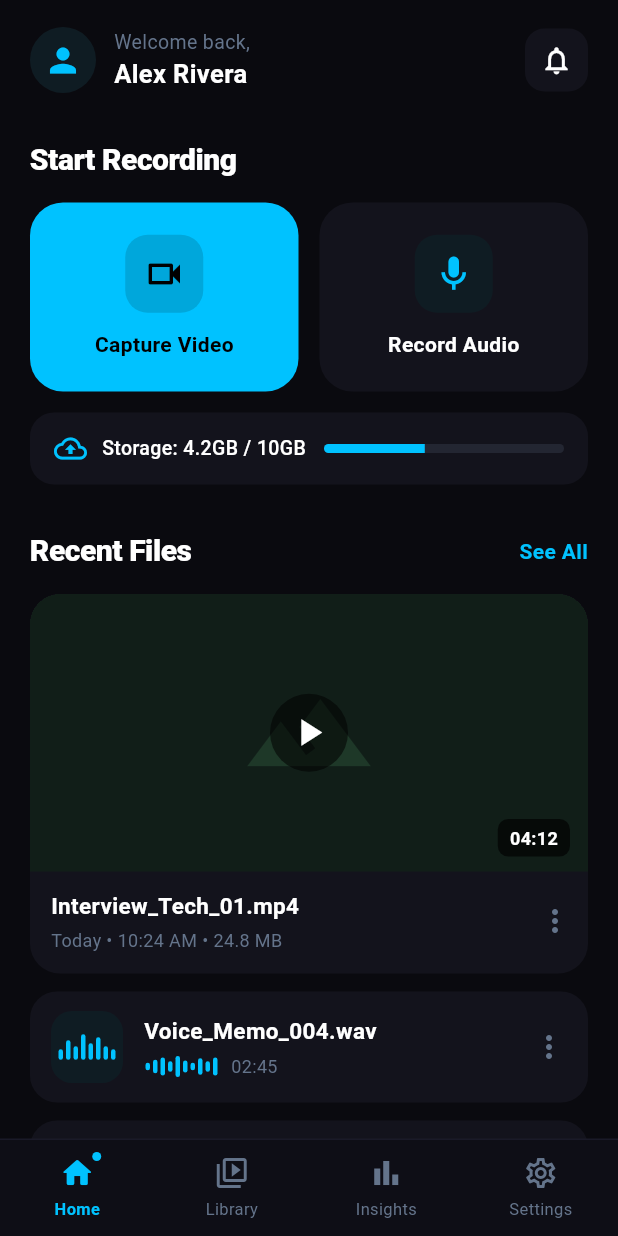
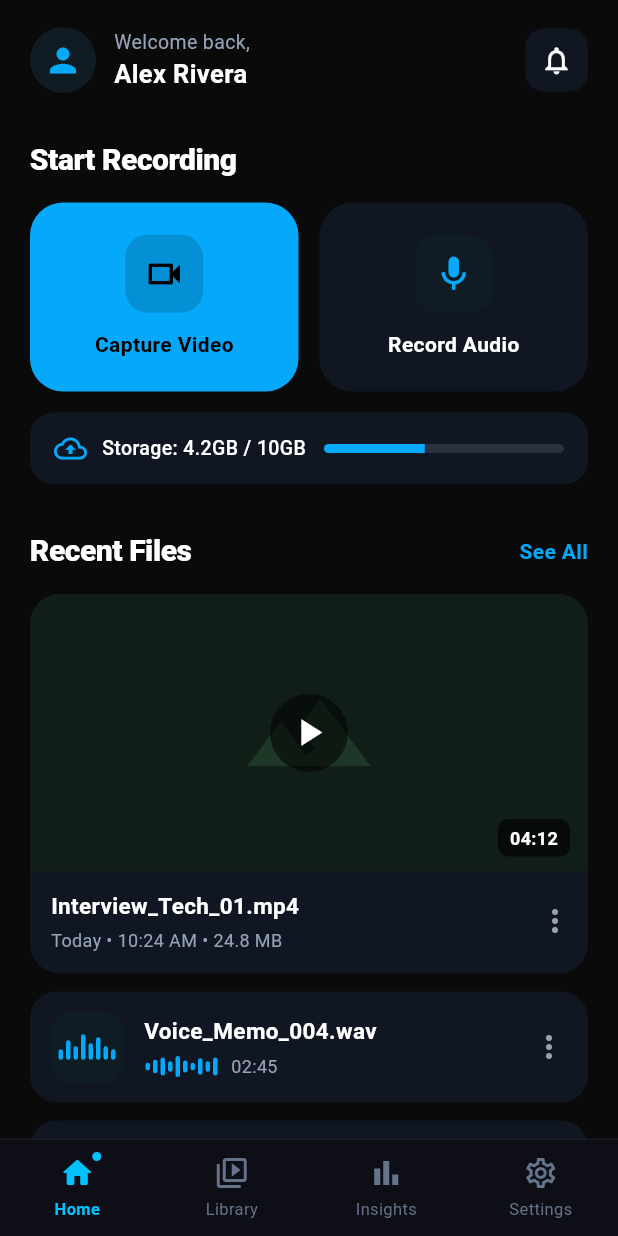
Before and after one commit to Shrook5Khattab31/Media_App, a Flutter app: the screen it shows after launch, on a phone screen of 412 x 824 dp. Run offline on Flutter 3.47's test engine with Material 3 defaults, Android fonts, the light colour scheme and no system bars.

Commit message:
+ fixed home_tab colors

```diff
--- a/lib/Screens/home_tab.dart
+++ b/lib/Screens/home_tab.dart
@@ -1,20 +1,14 @@
 import 'package:flutter/material.dart';
+import '../Utils/appColors.dart';
 import 'capture_video_screen.dart';
 
 class HomeTab extends StatelessWidget {
   const HomeTab({super.key});
 
-  static const Color _bg = Color(0xFF0A0A0F);
-  static const Color _card = Color(0xFF13131C);
-  static const Color _cyan = Color(0xFF00C2FF);
-  static const Color _cyanDark = Color(0xFF0F1C23);
-  static const Color _white = Color(0xFFFFFFFF);
-  static const Color _gray = Color(0xFF64748B);
-
   @override
   Widget build(BuildContext context) {
     return Scaffold(
-      backgroundColor: _bg,
+      backgroundColor: AppColors.bgColor,
       body: SafeArea(
         child: SingleChildScrollView(
           padding: const EdgeInsets.symmetric(horizontal: 20, vertical: 18),
@@ -44,7 +38,7 @@ class HomeTab extends StatelessWidget {
                 title: 'Code_Review_Session.mp4',
                 subtitle: Text(
                   'Yesterday • 18.2 MB',
-                  style: TextStyle(color: _gray, fontSize: 12),
+                  style: TextStyle(color: AppColors.grayColor, fontSize: 12),
                 ),
               ),
               const SizedBox(height: 24),
@@ -63,18 +57,18 @@ class HomeTab extends StatelessWidget {
           children: [
             CircleAvatar(
               radius: 22,
-              backgroundColor: _cyanDark,
-              child: const Icon(Icons.person, color: _cyan, size: 26),
+              backgroundColor: AppColors.darkCyanColor,
+              child: const Icon(Icons.person, color: AppColors.cyanColor, size: 26),
             ),
             const SizedBox(width: 12),
             Column(
               crossAxisAlignment: CrossAxisAlignment.start,
               children: [
                 Text('Welcome back,',
-                    style: TextStyle(color: _gray, fontSize: 13)),
+                    style: TextStyle(color: AppColors.grayColor, fontSize: 13)),
                 const Text('Alex Rivera',
                     style: TextStyle(
-                        color: _white,
+                        color: AppColors.whiteColor,
                         fontSize: 17,
                         fontWeight: FontWeight.w700)),
               ],
@@ -85,11 +79,11 @@ class HomeTab extends StatelessWidget {
           width: 42,
           height: 42,
           decoration: BoxDecoration(
-            color: _card,
+            color: AppColors.secondBgColor,
             borderRadius: BorderRadius.circular(13),
           ),
           child: const Icon(Icons.notifications_outlined,
-              color: _white, size: 22),
+              color: AppColors.whiteColor, size: 22),
         ),
       ],
     );
@@ -98,7 +92,7 @@ class HomeTab extends StatelessWidget {
   Widget _sectionTitle(String text) {
     return Text(text,
         style: const TextStyle(
-            color: _white,
+            color: AppColors.whiteColor,
             fontSize: 20,
             fontWeight: FontWeight.w800,
             letterSpacing: -0.3));
@@ -146,7 +140,7 @@ class HomeTab extends StatelessWidget {
       child: Container(
         height: 126,
         decoration: BoxDecoration(
-          color: active ? _cyan : _card,
+          color: active ? AppColors.cyanColor : AppColors.secondBgColor,
           borderRadius: BorderRadius.circular(22),
         ),
         child: Column(
@@ -156,16 +150,16 @@ class HomeTab extends StatelessWidget {
               width: 52,
               height: 52,
               decoration: BoxDecoration(
-                color: active ? Colors.black.withOpacity(0.14) : _cyanDark,
+                color: active ? Colors.black.withOpacity(0.14) : AppColors.darkCyanColor,
                 borderRadius: BorderRadius.circular(15),
               ),
               child:
-              Icon(icon, color: active ? Colors.black : _cyan, size: 28),
+              Icon(icon, color: active ? Colors.black : AppColors.cyanColor, size: 28),
             ),
             const SizedBox(height: 11),
             Text(label,
                 style: TextStyle(
-                    color: active ? Colors.black : _white,
+                    color: active ? Colors.black : AppColors.whiteColor,
                     fontSize: 14,
                     fontWeight: FontWeight.w700)),
           ],
@@ -178,14 +172,14 @@ class HomeTab extends StatelessWidget {
     return Container(
       padding: const EdgeInsets.symmetric(horizontal: 16, vertical: 13),
       decoration: BoxDecoration(
-          color: _card, borderRadius: BorderRadius.circular(16)),
+          color: AppColors.secondBgColor, borderRadius: BorderRadius.circular(16)),
       child: Row(
         children: [
-          const Icon(Icons.cloud_upload_outlined, color: _cyan, size: 22),
+          const Icon(Icons.cloud_upload_outlined, color: AppColors.cyanColor, size: 22),
           const SizedBox(width: 10),
           const Text('Storage: 4.2GB / 10GB',
               style: TextStyle(
-                  color: _white, fontSize: 13, fontWeight: FontWeight.w500)),
+                  color: AppColors.whiteColor, fontSize: 13, fontWeight: FontWeight.w500)),
           const SizedBox(width: 12),
           Expanded(
             child: ClipRRect(
@@ -193,8 +187,8 @@ class HomeTab extends StatelessWidget {
               child: LinearProgressIndicator(
                 value: 0.42,
                 minHeight: 6,
-                backgroundColor: _gray.withOpacity(0.2),
-                valueColor: const AlwaysStoppedAnimation<Color>(_cyan),
+                backgroundColor: AppColors.grayColor.withOpacity(0.2),
+                valueColor: const AlwaysStoppedAnimation<Color>(AppColors.cyanColor),
               ),
             ),
           ),
@@ -210,7 +204,7 @@ class HomeTab extends StatelessWidget {
         _sectionTitle('Recent Files'),
         const Text('See All',
             style: TextStyle(
-                color: _cyan, fontSize: 14, fontWeight: FontWeight.w600)),
+                color: AppColors.cyanColor, fontSize: 14, fontWeight: FontWeight.w600)),
       ],
     );
   }
@@ -218,7 +212,7 @@ class HomeTab extends StatelessWidget {
   Widget _videoCard() {
     return Container(
       decoration: BoxDecoration(
-          color: _card, borderRadius: BorderRadius.circular(20)),
+          color: AppColors.secondBgColor, borderRadius: BorderRadius.circular(20)),
       clipBehavior: Clip.hardEdge,
       child: Column(
         crossAxisAlignment: CrossAxisAlignment.start,
@@ -242,7 +236,7 @@ class HomeTab extends StatelessWidget {
                       shape: BoxShape.circle,
                     ),
                     child:
-                    const Icon(Icons.play_arrow, color: _white, size: 30),
+                    const Icon(Icons.play_arrow, color: AppColors.whiteColor, size: 30),
                   ),
                 ),
               ),
@@ -258,7 +252,7 @@ class HomeTab extends StatelessWidget {
                   ),
                   child: const Text('04:12',
                       style: TextStyle(
-                          color: _white,
+                          color: AppColors.whiteColor,
                           fontSize: 12,
                           fontWeight: FontWeight.w600)),
                 ),
@@ -275,15 +269,15 @@ class HomeTab extends StatelessWidget {
                   children: [
                     const Text('Interview_Tech_01.mp4',
                         style: TextStyle(
-                            color: _white,
+                            color: AppColors.whiteColor,
                             fontSize: 15,
                             fontWeight: FontWeight.w700)),
                     const SizedBox(height: 4),
                     Text('Today • 10:24 AM • 24.8 MB',
-                        style: TextStyle(color: _gray, fontSize: 12)),
+                        style: TextStyle(color: AppColors.grayColor, fontSize: 12)),
                   ],
                 ),
-                Icon(Icons.more_vert, color: _gray),
+                Icon(Icons.more_vert, color: AppColors.grayColor),
               ],
             ),
           ),
@@ -300,7 +294,7 @@ class HomeTab extends StatelessWidget {
     return Container(
       padding: const EdgeInsets.symmetric(horizontal: 14, vertical: 13),
       decoration: BoxDecoration(
-          color: _card, borderRadius: BorderRadius.circular(18)),
+          color: AppColors.secondBgColor, borderRadius: BorderRadius.circular(18)),
       child: Row(
         children: [
           leading,
@@ -311,7 +305,7 @@ class HomeTab extends StatelessWidget {
               children: [
                 Text(title,
                     style: const TextStyle(
-                        color: _white,
+                        color: AppColors.whiteColor,
                         fontSize: 15,
                         fontWeight: FontWeight.w700)),
                 const SizedBox(height: 5),
@@ -319,7 +313,7 @@ class HomeTab extends StatelessWidget {
               ],
             ),
           ),
-          Icon(Icons.more_vert, color: _gray),
+          Icon(Icons.more_vert, color: AppColors.grayColor),
         ],
       ),
     );
@@ -331,7 +325,7 @@ class HomeTab extends StatelessWidget {
       width: 48,
       height: 48,
       decoration: BoxDecoration(
-          color: _cyanDark, borderRadius: BorderRadius.circular(14)),
+          color: AppColors.darkCyanColor, borderRadius: BorderRadius.circular(14)),
       child: Center(
         child: Row(
           mainAxisSize: MainAxisSize.min,
@@ -342,7 +336,7 @@ class HomeTab extends StatelessWidget {
             height: h,
             margin: const EdgeInsets.symmetric(horizontal: 1),
             decoration: BoxDecoration(
-                color: _cyan,
+                color: AppColors.cyanColor,
                 borderRadius: BorderRadius.circular(2)),
           ))
               .toList(),
@@ -360,10 +354,10 @@ class HomeTab extends StatelessWidget {
           height: h,
           margin: const EdgeInsets.symmetric(horizontal: 1),
           decoration: BoxDecoration(
-              color: _cyan, borderRadius: BorderRadius.circular(2)),
+              color: AppColors.cyanColor, borderRadius: BorderRadius.circular(2)),
         )),
         const SizedBox(width: 8),
-        Text('02:45', style: TextStyle(color: _gray, fontSize: 12)),
+        Text('02:45', style: TextStyle(color: AppColors.grayColor, fontSize: 12)),
       ],
     );
   }
@@ -375,7 +369,7 @@ class HomeTab extends StatelessWidget {
       decoration: BoxDecoration(
           color: const Color(0xFF1A2030),
           borderRadius: BorderRadius.circular(14)),
-      child: Icon(icon, color: _cyan, size: 24),
+      child: Icon(icon, color: AppColors.cyanColor, size: 24),
     );
   }
 }
```
